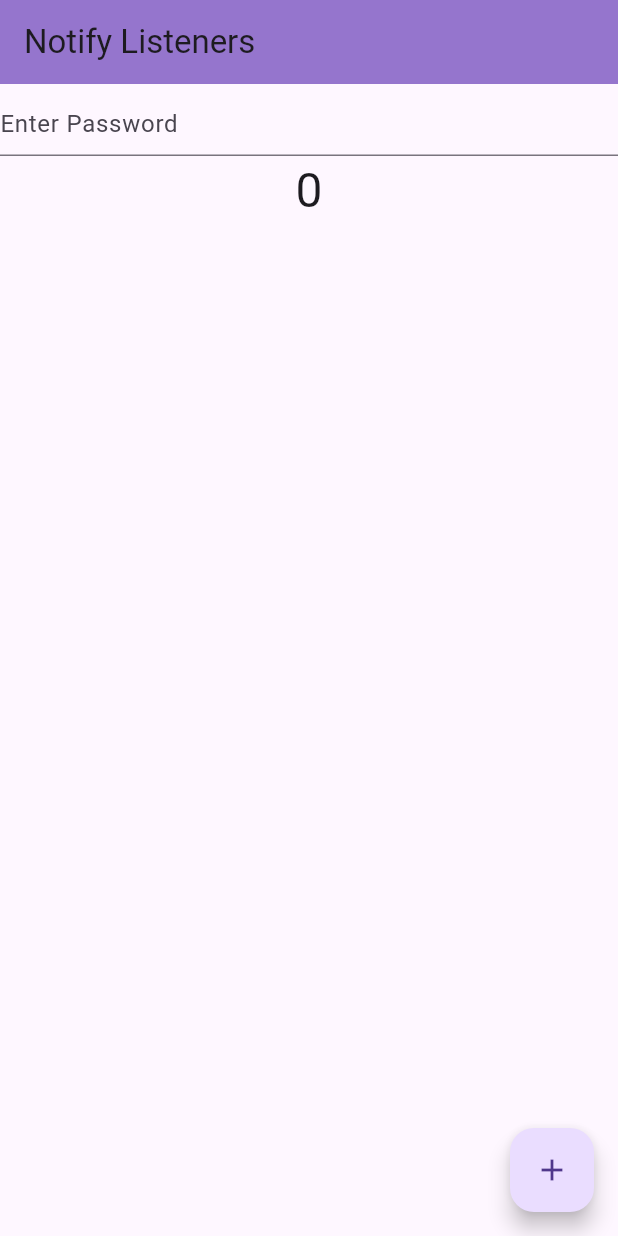
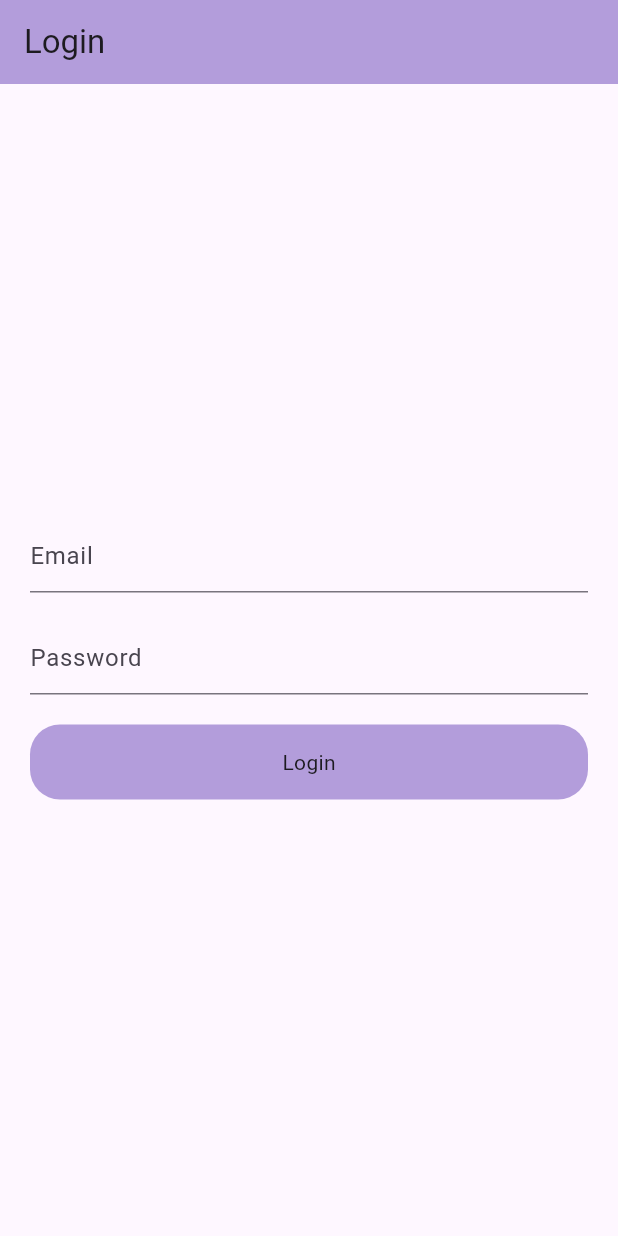
Before and after one commit to umeree/StateManagemntFlutter, a Flutter app: the screen it shows after launch, on a phone screen of 412 x 824 dp. Run offline on Flutter 3.47's test engine with Material 3 defaults, Android fonts, the light colour scheme and no system bars.

Commit message:
login with rest api

```diff
--- a/lib/main.dart
+++ b/lib/main.dart
@@ -1,5 +1,6 @@
 import 'package:flutter/material.dart';
 import 'package:provider/provider.dart';
+import 'package:stateamnagement/provider/auth_provider.dart';
 import 'package:stateamnagement/provider/count_provider.dart';
 import 'package:stateamnagement/provider/dark_theme_provider.dart';
 import 'package:stateamnagement/provider/favorite_provider.dart';
@@ -7,6 +8,7 @@ import 'package:stateamnagement/provider/sliderProvider.dart';
 import 'package:stateamnagement/screens/count.dart';
 import 'package:stateamnagement/screens/dark_theme.dart';
 import 'package:stateamnagement/screens/favouriteApp.dart';
+import 'package:stateamnagement/screens/login.dart';
 import 'package:stateamnagement/screens/slider.dart';
 import 'package:stateamnagement/screens/value_notifier.dart';
 
@@ -24,7 +26,8 @@ class MyApp extends StatelessWidget {
         ChangeNotifierProvider(create: (context) => CountProvider()),
         ChangeNotifierProvider(create: (context) => SliderProvider()),
         ChangeNotifierProvider(create: (context) => FavoriteItemProvider()),
-        ChangeNotifierProvider(create: (context) => ThemeChanger())
+        ChangeNotifierProvider(create: (context) => ThemeChanger()),
+        ChangeNotifierProvider(create: (context) => AuthProvider())
       ],
       child: Builder(
         builder: (BuildContext context) {
@@ -37,7 +40,7 @@ class MyApp extends StatelessWidget {
               primarySwatch: Colors.deepPurple,
             ),
             darkTheme: ThemeData(brightness: Brightness.dark),
-            home: NotifyListeners(),
+            home: LoginScreen(),
           );
         },
       ),
--- /dev/null
+++ b/lib/provider/auth_provider.dart
@@ -0,0 +1,33 @@
+import "package:flutter/foundation.dart";
+import "package:http/http.dart";
+
+class AuthProvider extends ChangeNotifier {
+  bool _laoding = false;
+  bool get loading => _laoding;
+
+  setLoadign(bool value) {
+    _laoding = value;
+    notifyListeners();
+  }
+
+  void login(String email, String password) async {
+    try {
+      setLoadign(true);
+      Response response =
+          await post(Uri.parse("https://reqres.in/api.login"), body: {
+        'email': email,
+        'password': password,
+      });
+      if (response.statusCode == 200) {
+        print("Successful");
+        setLoadign(false);
+      } else {
+        print("Failed");
+        setLoadign(false);
+      }
+    } catch (e) {
+      print(e.toString());
+      setLoadign(false);
+    }
+  }
+}
--- /dev/null
+++ b/lib/screens/login.dart
@@ -0,0 +1,66 @@
+import 'package:flutter/material.dart';
+import 'package:provider/provider.dart';
+import 'package:stateamnagement/provider/auth_provider.dart';
+
+class LoginScreen extends StatefulWidget {
+  const LoginScreen({super.key});
+
+  @override
+  State<LoginScreen> createState() => _LoginScreenState();
+}
+
+class _LoginScreenState extends State<LoginScreen> {
+  TextEditingController emailController = TextEditingController();
+  TextEditingController passwordController = TextEditingController();
+  @override
+  Widget build(BuildContext context) {
+    final authprovider = Provider.of<AuthProvider>(context);
+    return Scaffold(
+      appBar: AppBar(
+        title: Text("Login"),
+        backgroundColor: Colors.deepPurple[200],
+      ),
+      body: Padding(
+        padding: const EdgeInsets.all(20.0),
+        child: Column(
+          mainAxisAlignment: MainAxisAlignment.center,
+          crossAxisAlignment: CrossAxisAlignment.center,
+          children: [
+            TextFormField(
+              controller: emailController,
+              decoration: InputDecoration(hintText: "Email"),
+            ),
+            SizedBox(
+              height: 20,
+            ),
+            TextFormField(
+              controller: passwordController,
+              decoration: InputDecoration(hintText: "Password"),
+            ),
+            SizedBox(
+              height: 20,
+            ),
+            InkWell(
+              onTap: () {
+                authprovider.login(emailController.text.toString(),
+                    passwordController.text.toString());
+              },
+              child: Container(
+                height: 50,
+                decoration: BoxDecoration(
+                    color: Colors.deepPurple[200],
+                    borderRadius: BorderRadius.circular(20)),
+                child: Center(
+                    child: authprovider.loading
+                        ? CircularProgressIndicator(
+                            color: Colors.white,
+                          )
+                        : Text("Login")),
+              ),
+            )
+          ],
+        ),
+      ),
+    );
+  }
+}
```
Also changed, not shown: pubspec.yaml (+3 -4 lines), pubspec.lock.
